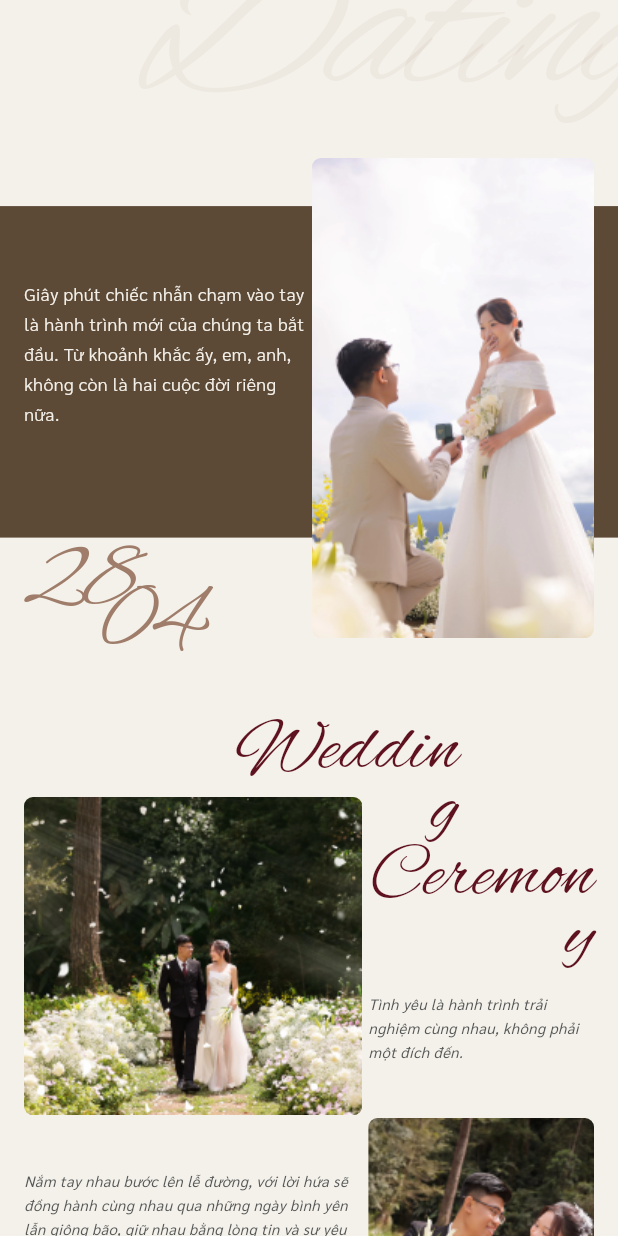
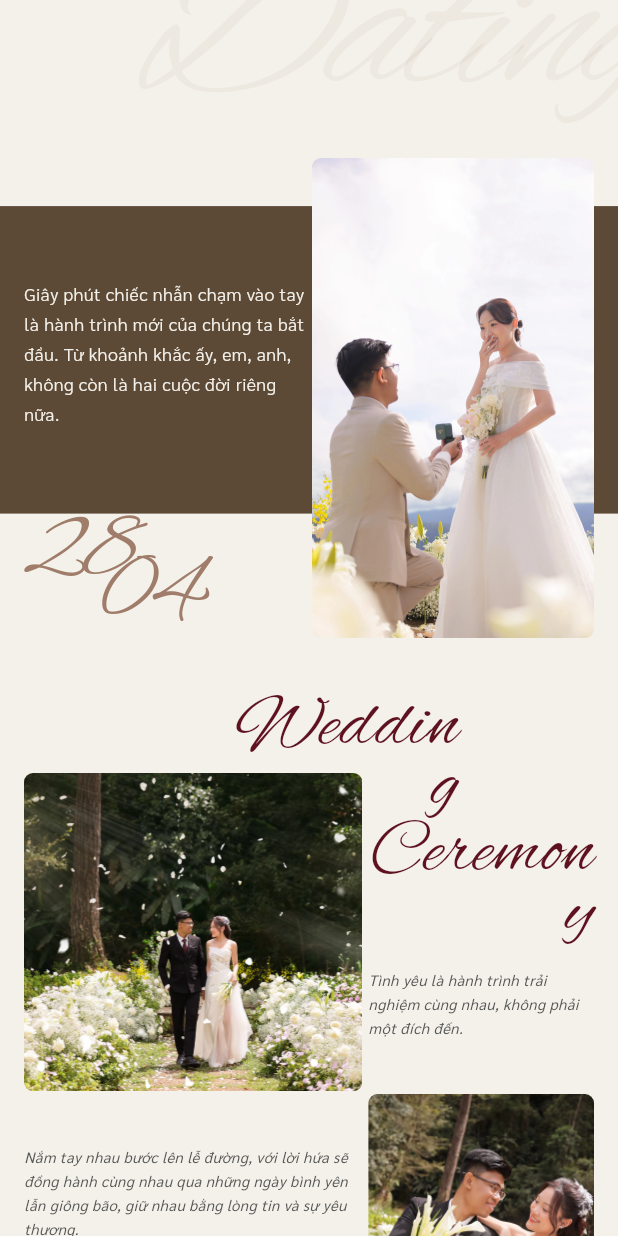
Before and after one commit to DuongQuocNghi/wedding_invitations, a Flutter app: the screen it shows after launch, scrolled down 2304 dp, on a phone screen of 412 x 824 dp. Run offline on Flutter 3.47's test engine with Material 3 defaults, Android fonts, the phone set to English and light mode, and no system bars; our stand-ins replace flutter_svg.

Commit message:
Refactor image handling across multiple sections by replacing Image.asset with OptimizedImage for improved performance and error handling; update HTML metadata for better SEO and responsiveness in web manifest and index.html.

```diff
--- a/lib/widgets/ceremony_section.dart
+++ b/lib/widgets/ceremony_section.dart
@@ -1,6 +1,7 @@
 import 'package:flutter/material.dart';
 import '../constants/text_styles.dart';
 import '../constants/spacing.dart';
+import 'optimized_image.dart';
 
 class CeremonySection extends StatelessWidget {
   const CeremonySection({super.key});
@@ -21,20 +22,13 @@ class CeremonySection extends StatelessWidget {
                 crossAxisAlignment: CrossAxisAlignment.start,
                 children: [
                   const SizedBox(height: AppSpacing.s90),
-                  ClipRRect(
+                  OptimizedImage(
+                    imagePath: 'assets/images/hinh_5.webp',
+                    height: 212,
+                    width: double.infinity,
+                    fit: BoxFit.cover,
                     borderRadius: BorderRadius.circular(6),
-                    child: Image.asset(
-                      'assets/images/hinh_5.webp',
-                      height: 212,
-                      width: double.infinity,
-                      fit: BoxFit.cover,
-                      gaplessPlayback: true,
-                      cacheHeight: 212,
-                      errorBuilder: (_, __, ___) => Container(
-                        height: 212,
-                        color: Colors.grey[300],
-                      ),
-                    ),
+                    placeholderColor: Colors.grey[300],
                   ),
                   const SizedBox(height: AppSpacing.s36),
                   Text(
@@ -72,20 +66,13 @@ class CeremonySection extends StatelessWidget {
                     style: AppTextStyles.textItalic,
                   ),
                   const SizedBox(height: AppSpacing.s36),
-                  ClipRRect(
+                  OptimizedImage(
+                    imagePath: 'assets/images/hinh_6.webp',
+                    height: 218,
+                    width: double.infinity,
+                    fit: BoxFit.cover,
                     borderRadius: BorderRadius.circular(6),
-                    child: Image.asset(
-                      'assets/images/hinh_6.webp',
-                      height: 218,
-                      width: double.infinity,
-                      fit: BoxFit.cover,
-                      gaplessPlayback: true,
-                      cacheHeight: 218,
-                      errorBuilder: (_, __, ___) => Container(
-                        height: 218,
-                        color: Colors.grey[300],
-                      ),
-                    ),
+                    placeholderColor: Colors.grey[300],
                   ),
                 ],
               ),
--- a/lib/widgets/dating_section.dart
+++ b/lib/widgets/dating_section.dart
@@ -2,6 +2,7 @@ import 'package:flutter/material.dart';
 import '../constants/text_styles.dart';
 import '../constants/spacing.dart';
 import '../constants/colors.dart';
+import 'optimized_image.dart';
 
 class DatingSection extends StatelessWidget {
   const DatingSection({super.key});
@@ -38,7 +39,7 @@ class DatingSection extends StatelessWidget {
                       ),
 
                       // Date at bottom left
-                      const SizedBox(height: AppSpacing.s60),
+                      const SizedBox(height: AppSpacing.s40),
                       Column(
                         crossAxisAlignment: CrossAxisAlignment.start,
                         children: [
@@ -72,20 +73,13 @@ class DatingSection extends StatelessWidget {
                 const SizedBox(width: AppSpacing.s4),
                 // Right side: Image
                 Expanded(
-                  child: ClipRRect(
+                  child: OptimizedImage(
+                    imagePath: 'assets/images/hinh_4.webp',
+                    height: 320,
+                    width: double.infinity,
+                    fit: BoxFit.cover,
                     borderRadius: BorderRadius.circular(6),
-                    child: Image.asset(
-                      'assets/images/hinh_4.webp',
-                      height: 320,
-                      width: double.infinity,
-                      fit: BoxFit.cover,
-                      gaplessPlayback: true,
-                      cacheHeight: 320,
-                      errorBuilder: (_, __, ___) => Container(
-                        height: 320,
-                        color: Colors.grey[300],
-                      ),
-                    ),
+                    placeholderColor: Colors.grey[300],
                   ),
                 ),
                 const SizedBox(width: AppSpacing.s16),
--- a/lib/widgets/memories_section.dart
+++ b/lib/widgets/memories_section.dart
@@ -1,6 +1,7 @@
 import 'package:flutter/material.dart';
 import '../constants/text_styles.dart';
 import '../constants/spacing.dart';
+import 'optimized_image.dart';
 
 class MemoriesSection extends StatelessWidget {
   const MemoriesSection({super.key});
@@ -33,18 +34,13 @@ class MemoriesSection extends StatelessWidget {
                         style: AppTextStyles.textItalic,
                       ),
                       const SizedBox(height: AppSpacing.s47),
-                      ClipRRect(
+                      OptimizedImage(
+                        imagePath: 'assets/images/hinh_3.webp',
+                        height: 163,
+                        width: double.infinity,
+                        fit: BoxFit.cover,
                         borderRadius: BorderRadius.circular(6),
-                        child: Image.asset(
-                          'assets/images/hinh_3.webp',
-                          height: 163,
-                          width: double.infinity,
-                          fit: BoxFit.cover,
-                          gaplessPlayback: true,
-                          cacheHeight: 163,
-                          errorBuilder: (_, __, ___) =>
-                              Container(height: 163, color: Colors.grey[300]),
-                        ),
+                        placeholderColor: Colors.grey[300],
                       ),
                     ],
                   ),
@@ -54,18 +50,13 @@ class MemoriesSection extends StatelessWidget {
                 Expanded(
                   child: Transform.translate(
                     offset: const Offset(0, -40),
-                    child: ClipRRect(
+                    child: OptimizedImage(
+                      imagePath: 'assets/images/hinh_2.webp',
+                      height: 224,
+                      width: double.infinity,
+                      fit: BoxFit.cover,
                       borderRadius: BorderRadius.circular(6),
-                      child: Image.asset(
-                        'assets/images/hinh_2.webp',
-                        height: 224,
-                        width: double.infinity,
-                        fit: BoxFit.cover,
-                        gaplessPlayback: true,
-                        cacheHeight: 224,
-                        errorBuilder: (_, __, ___) =>
-                            Container(height: 224, color: Colors.grey[300]),
-                      ),
+                      placeholderColor: Colors.grey[300],
                     ),
                   ),
                 ),
--- /dev/null
+++ b/lib/widgets/optimized_image.dart
@@ -0,0 +1,58 @@
+import 'package:flutter/material.dart';
+
+/// Optimized image widget for better performance
+/// Uses proper caching and loading states
+class OptimizedImage extends StatelessWidget {
+  final String imagePath;
+  final double? width;
+  final double? height;
+  final BoxFit fit;
+  final BorderRadius? borderRadius;
+  final Color? placeholderColor;
+
+  const OptimizedImage({
+    super.key,
+    required this.imagePath,
+    this.width,
+    this.height,
+    this.fit = BoxFit.cover,
+    this.borderRadius,
+    this.placeholderColor,
+  });
+
+  @override
+  Widget build(BuildContext context) {
+    final devicePixelRatio = MediaQuery.of(context).devicePixelRatio;
+    // Only calculate cache dimensions if width/height are finite numbers
+    final cacheWidth = width != null && width!.isFinite
+        ? (width! * devicePixelRatio).round()
+        : null;
+    final cacheHeight = height != null && height!.isFinite
+        ? (height! * devicePixelRatio).round()
+        : null;
+
+    Widget image = Image.asset(
+      imagePath,
+      width: width,
+      height: height,
+      fit: fit,
+      gaplessPlayback: true,
+      cacheWidth: cacheWidth,
+      cacheHeight: cacheHeight,
+      errorBuilder: (context, error, stackTrace) => Container(
+        width: width,
+        height: height,
+        color: placeholderColor ?? Colors.grey[300],
+        child: const Icon(Icons.broken_image, color: Colors.grey),
+      ),
+      // Note: loadingBuilder is only available for Image.network, not Image.asset
+      // Asset images load synchronously in Flutter, so no loading state needed
+    );
+
+    if (borderRadius != null) {
+      image = ClipRRect(borderRadius: borderRadius!, child: image);
+    }
+
+    return image;
+  }
+}
```
Also changed, not shown: lib/widgets/album_section.dart (+4 -5 lines), lib/widgets/header_section.dart (+5 -7 lines), lib/widgets/thank_you_section.dart (+7 -14 lines), lib/widgets/together_section.dart (+4 -6 lines), lib/widgets/welcome_section.dart (+4 -6 lines), 3 other files.
